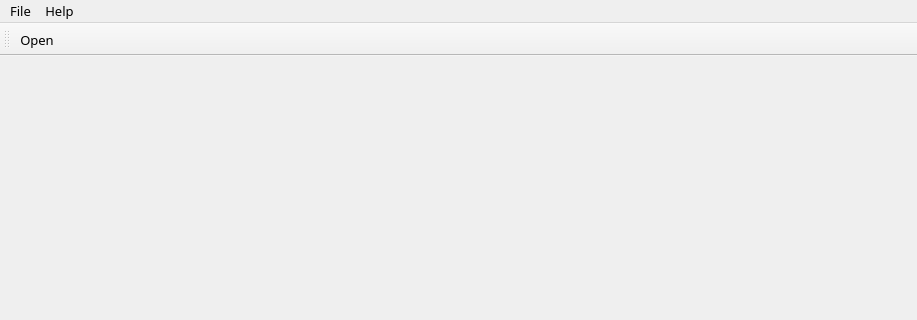
Above: ComBombGui/mainwindow.ui from cdesjardins/ComBomb before the change; both pictures show x 0 to 917 and y 0 to 320 of the 917 by 637 pixel window. Below: the same form after it.
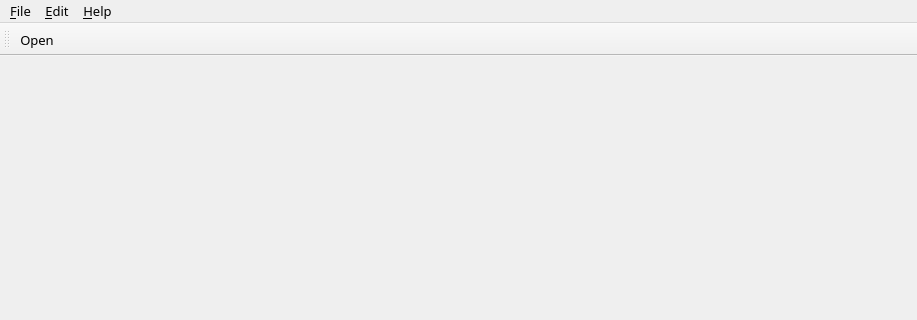
That is the form after the change. Icons and pictures are not drawn.

```diff
--- a/ComBombGui/mainwindow.ui
+++ b/ComBombGui/mainwindow.ui
@@ -39,18 +39,27 @@
    </property>
    <widget class="QMenu" name="_menuFile">
     <property name="title">
-     <string>File</string>
+     <string>&amp;File</string>
     </property>
     <addaction name="actionOpen"/>
     <addaction name="actionExit"/>
    </widget>
    <widget class="QMenu" name="menuHelp">
     <property name="title">
-     <string>Help</string>
+     <string>&amp;Help</string>
     </property>
     <addaction name="actionAbout_ComBomb"/>
    </widget>
+   <widget class="QMenu" name="menuEdit">
+    <property name="title">
+     <string>&amp;Edit</string>
+    </property>
+    <addaction name="actionCopy"/>
+    <addaction name="actionPaste"/>
+    <addaction name="actionSelect_All"/>
+   </widget>
    <addaction name="_menuFile"/>
+   <addaction name="menuEdit"/>
    <addaction name="menuHelp"/>
   </widget>
   <widget class="QToolBar" name="_mainToolBar">
```
Left out of the diff: 50 changed lines with no effect on the pictures.
